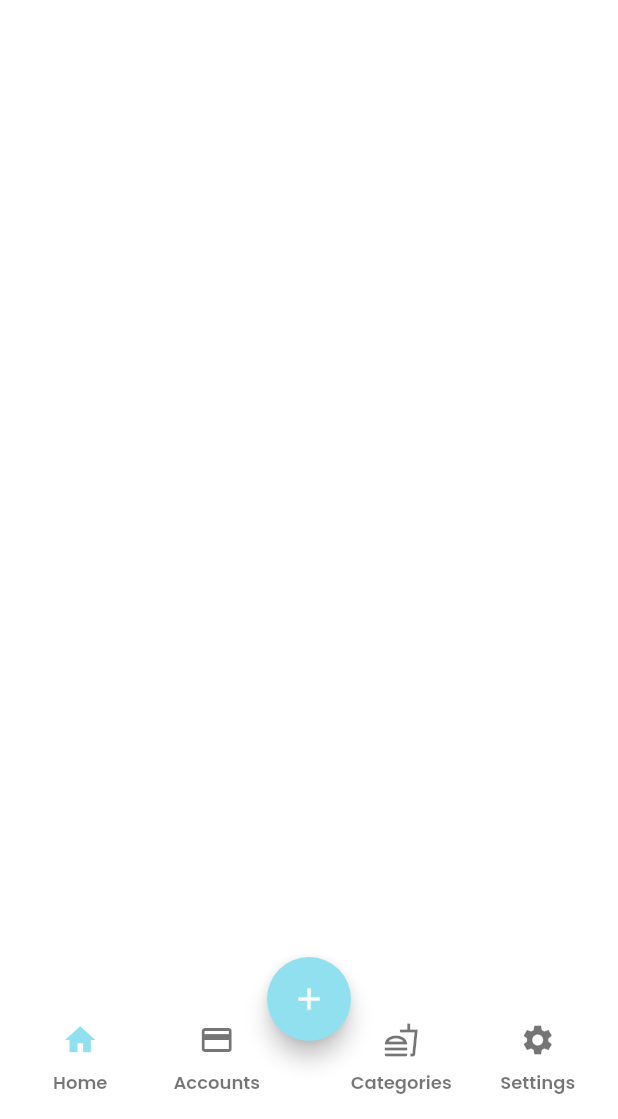
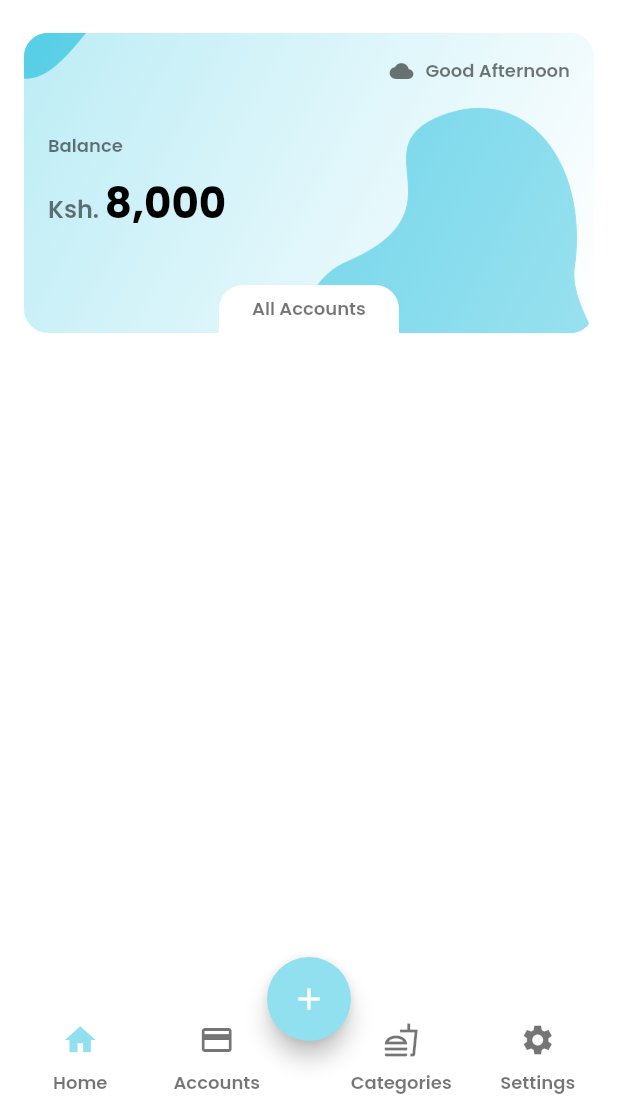
Before and after one commit to KenStarry/Budgetly, a Flutter app: the screen it shows after launch, on a phone screen of 412 x 824 dp, the part 117-1236 px from its top. Run offline on Flutter 3.47's test engine with Material 2 defaults, Android fonts, the phone set to English and light mode, and no system bars; our stand-ins replace get.

Commit message:
Added balance card

```diff
--- /dev/null
+++ b/lib/features/feature_home/presentation/components/balance_card.dart
@@ -0,0 +1,106 @@
+import 'package:budgetly/theme/my_colors.dart';
+import 'package:flutter/material.dart';
+
+class BalanceCard extends StatelessWidget {
+  const BalanceCard({Key? key}) : super(key: key);
+
+  @override
+  Widget build(BuildContext context) {
+    return InkWell(
+      child: Ink(
+          width: double.infinity,
+          height: 200,
+          decoration: BoxDecoration(borderRadius: BorderRadius.circular(16)),
+          child: Stack(
+            fit: StackFit.loose,
+            children: [
+              //  background image
+              ClipRRect(
+                borderRadius: BorderRadius.circular(16),
+                child: Image.asset(
+                  "assets/images/card_pattern1.png",
+                  width: double.infinity,
+                  height: double.infinity,
+                  fit: BoxFit.cover,
+                ),
+              ),
+
+              Container(
+                  width: double.infinity,
+                  height: double.infinity,
+                  decoration: BoxDecoration(
+                      borderRadius: BorderRadius.circular(16),
+                      gradient: LinearGradient(
+                          begin: Alignment.topLeft,
+                          end: Alignment.bottomRight,
+                          colors: [
+                            MyColors.lightColors['accent_4']!.withOpacity(0.6),
+                            Theme.of(context)
+                                .scaffoldBackgroundColor
+                                .withOpacity(0.6)
+                          ]))),
+
+              //  main content
+              Container(
+                  padding: const EdgeInsets.all(16),
+                  child: Column(
+                    mainAxisAlignment: MainAxisAlignment.center,
+                    crossAxisAlignment: CrossAxisAlignment.start,
+                    children: [
+                      Text(
+                        "Balance",
+                        style: Theme.of(context).textTheme.bodySmall,
+                      ),
+                      const SizedBox(
+                        height: 8,
+                      ),
+                      Text.rich(TextSpan(children: [
+                        TextSpan(
+                            text: "Ksh. ",
+                            style: Theme.of(context).textTheme.bodyMedium),
+                        TextSpan(
+                            text: "8,000",
+                            style: Theme.of(context).textTheme.titleLarge),
+                      ]))
+                    ],
+                  )),
+
+              //  white cutout
+              Align(
+                  alignment: AlignmentDirectional.bottomCenter,
+                  child: Container(
+                    width: 120,
+                    height: 32,
+                    decoration: BoxDecoration(
+                        color: Theme.of(context).scaffoldBackgroundColor,
+                        borderRadius: const BorderRadius.only(
+                          topLeft: Radius.circular(16),
+                          topRight: Radius.circular(16),
+                        )),
+                    child: Center(
+                        child: Text(
+                      "All Accounts",
+                      style: Theme.of(context).textTheme.bodySmall,
+                    )),
+                  )),
+
+              //  greetings
+              Align(
+                alignment: AlignmentDirectional.topEnd,
+                child: Padding(
+                  padding: const EdgeInsets.all(16),
+                  child: Row(
+                    mainAxisAlignment: MainAxisAlignment.end,
+                    children: [
+                      const Icon(Icons.cloud, size: 16,),
+                      const SizedBox(width: 8,),
+                      Text("Good Afternoon", style: Theme.of(context).textTheme.bodySmall)
+                    ],
+                  ),
+                ),
+              )
+            ],
+          )),
+    );
+  }
+}
--- a/lib/features/feature_home/presentation/home_screen.dart
+++ b/lib/features/feature_home/presentation/home_screen.dart
@@ -1,3 +1,4 @@
+import 'package:budgetly/features/feature_home/presentation/components/balance_card.dart';
 import 'package:flutter/material.dart';
 
 class HomeScreen extends StatefulWidget {
@@ -13,11 +14,15 @@ class _HomeScreenState extends State<HomeScreen> {
     return Scaffold(
       backgroundColor: Theme.of(context).scaffoldBackgroundColor,
       body: SingleChildScrollView(
-        child: Column(
-          children: [
-            //  greetings
-            //  balance
-          ],
+        child: Padding(
+          padding: const EdgeInsets.symmetric(horizontal: 16),
+          child: Column(
+            children: [
+              //  greetings
+              //  balance
+              BalanceCard()
+            ],
+          ),
         ),
       ),
     );
--- a/pubspec.yaml
+++ b/pubspec.yaml
@@ -36,7 +36,7 @@ flutter:
 
   # To add assets to your application, add an assets section, like this:
   assets:
-    - assets/images/lady.jpg
+    - assets/images/
 
   fonts:
     - family: Poppins
```
Also changed, not shown: assets/images/card_pattern1.png (added).
